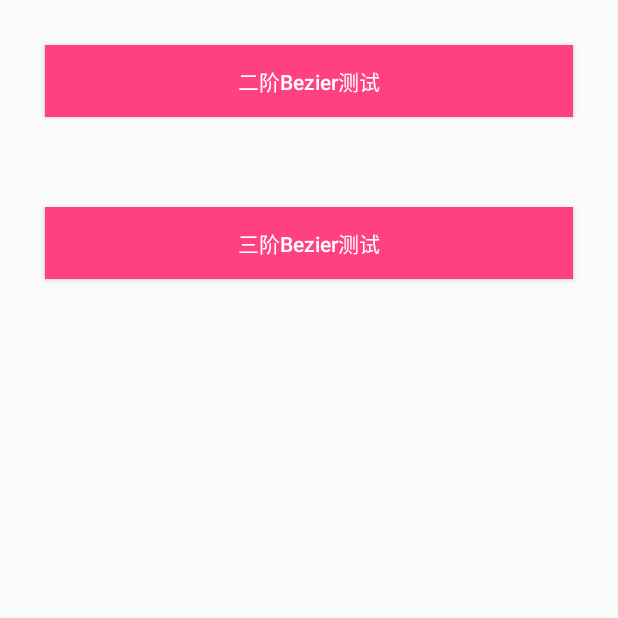
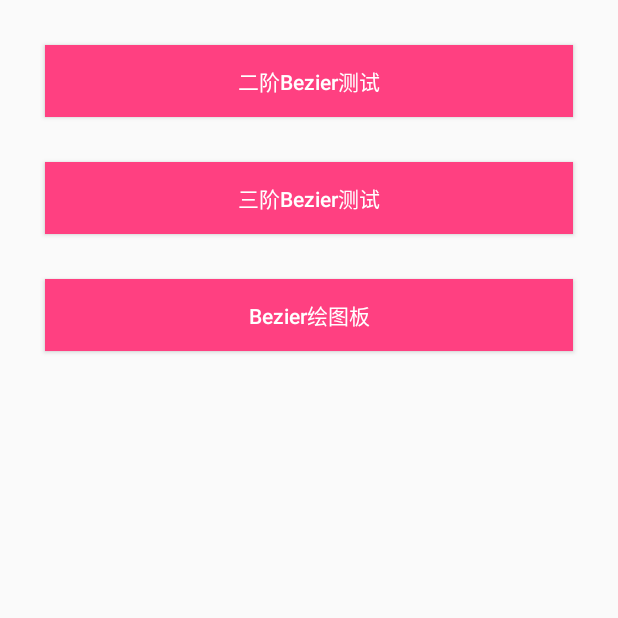
Before and after one commit to Pgrammerybj/AnimationUtils, an Android app: the Beziers screen opened directly, with no data from a screen before it, on a phone screen of 412 x 824 dp, the top half of it. Run offline under Robolectric (Android 15) with nearby library versions, the phone set to English and light mode, and no system bars.

Commit message:
使用贝塞尔曲线优化画图板的菱角

```diff
--- a/app/src/main/AndroidManifest.xml
+++ b/app/src/main/AndroidManifest.xml
@@ -20,6 +20,7 @@
         <activity android:name=".bezierdemo.Beziers"/>
         <activity android:name=".bezierdemo.SecondBezier"/>
         <activity android:name=".bezierdemo.ThirdBezier"/>
+        <activity android:name=".bezierdemo.DrawBoardBezier"/>
     </application>
 
 </manifest>
--- a/app/src/main/java/com/angelstar/animation/bezierdemo/Beziers.java
+++ b/app/src/main/java/com/angelstar/animation/bezierdemo/Beziers.java
@@ -29,7 +29,9 @@ public class Beziers extends AppCompatActivity {
         startActivity(new Intent(this, SecondBezier.class));
     }
 
-    public void goThirdBezier(View view) {
-        startActivity(new Intent(this, ThirdBezier.class));
+    public void goThirdBezier(View view) {startActivity(new Intent(this, ThirdBezier.class));}
+
+    public void goDrawBoardBezier(View view) {
+        startActivity(new Intent(this,DrawBoardBezier.class));
     }
 }
--- a/app/src/main/java/com/angelstar/animation/views/ThirdBezierView.java
+++ b/app/src/main/java/com/angelstar/animation/views/ThirdBezierView.java
@@ -131,10 +131,10 @@ public class ThirdBezierView extends View {
                     mFlagPoint2X = event.getX(1);
                     mFlagPoint2Y = event.getY(1);
                 }
-                //刷新页面
-                invalidate();
                 break;
         }
+        //刷新页面
+        invalidate();
         return true;
     }
 }
--- a/app/src/main/res/layout/activity_beziers.xml
+++ b/app/src/main/res/layout/activity_beziers.xml
@@ -7,7 +7,9 @@
     <Button
         android:layout_width="match_parent"
         android:layout_height="wrap_content"
-        android:layout_margin="@dimen/item_margin_leftright"
+        android:layout_marginLeft="@dimen/item_margin_leftright"
+        android:layout_marginRight="@dimen/item_margin_leftright"
+        android:layout_marginTop="@dimen/item_margin_leftright"
         android:background="@color/colorAccent"
         android:onClick="goSecondBezier"
         android:text="@string/btn_second_bezier"
@@ -19,7 +21,9 @@
     <Button
         android:layout_width="match_parent"
         android:layout_height="wrap_content"
-        android:layout_margin="@dimen/item_margin_leftright"
+        android:layout_marginLeft="@dimen/item_margin_leftright"
+        android:layout_marginRight="@dimen/item_margin_leftright"
+        android:layout_marginTop="@dimen/item_margin_leftright"
         android:background="@color/colorAccent"
         android:onClick="goThirdBezier"
         android:text="@string/btn_third_bezier"
@@ -28,4 +32,17 @@
         android:textSize="@dimen/sp_14"
         />
 
+    <Button
+        android:layout_width="match_parent"
+        android:layout_height="wrap_content"
+        android:layout_marginLeft="@dimen/item_margin_leftright"
+        android:layout_marginRight="@dimen/item_margin_leftright"
+        android:layout_marginTop="@dimen/item_margin_leftright"
+        android:background="@color/colorAccent"
+        android:onClick="goDrawBoardBezier"
+        android:text="@string/btn_draw_board_bezier"
+        android:textAllCaps="false"
+        android:textColor="@color/colorWhite"
+        android:textSize="@dimen/sp_14"
+        />
 </LinearLayout>
--- a/app/src/main/res/values/strings.xml
+++ b/app/src/main/res/values/strings.xml
@@ -6,4 +6,5 @@
 
     <string name="btn_second_bezier">二阶Bezier测试</string>
     <string name="btn_third_bezier">三阶Bezier测试</string>
+    <string name="btn_draw_board_bezier">Bezier绘图板</string>
 </resources>
```
Also changed, not shown: app/src/main/java/com/angelstar/animation/bezierdemo/DrawBoardBezier.java (added, +24 -0 lines), app/src/main/java/com/angelstar/animation/views/DrawBoardBezierView.java (added, +72 -0 lines), app/src/main/res/layout/activity_drawboardbezier.xml (added, +20 -0 lines).
